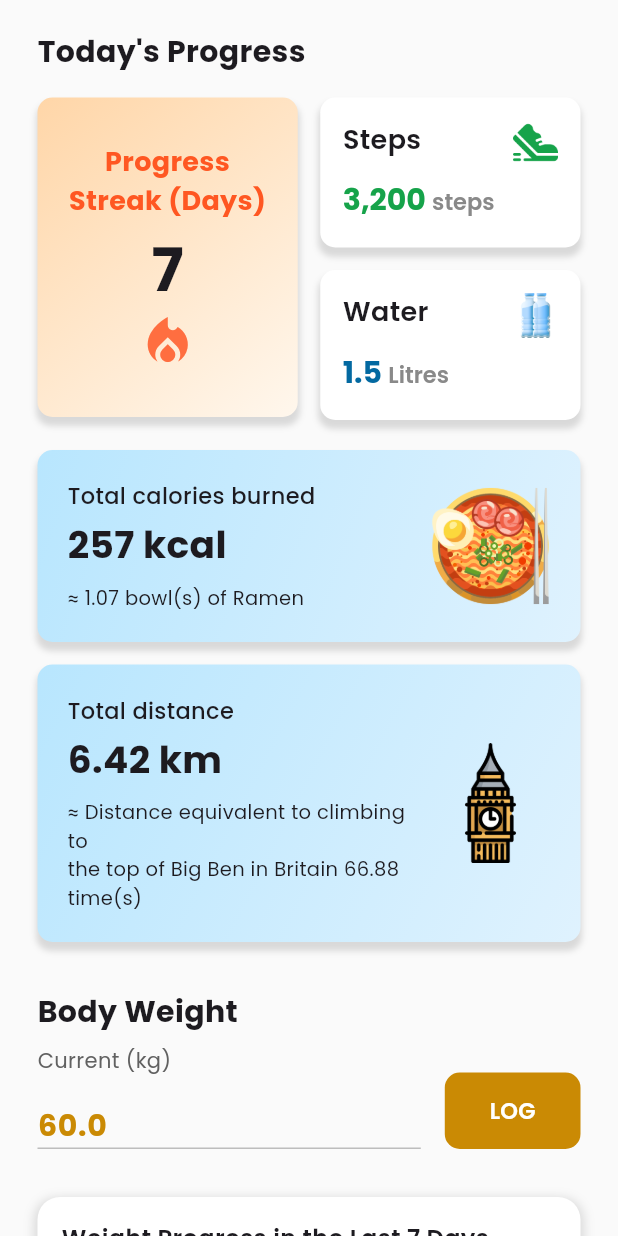
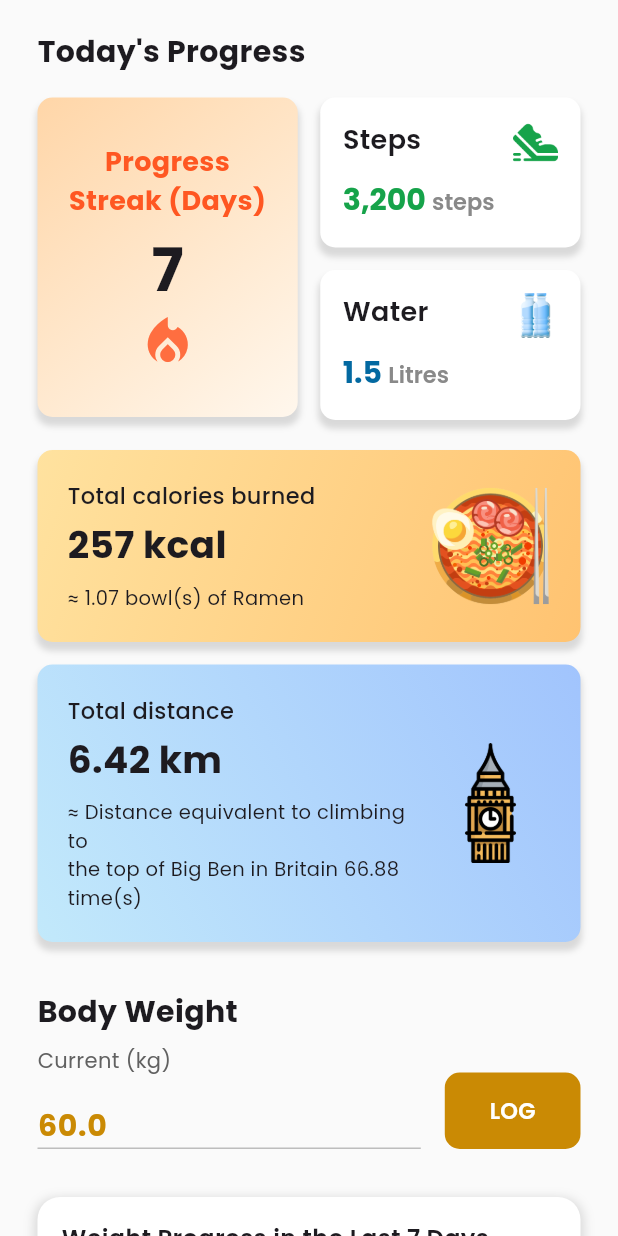
Before and after one commit to evelyn-zhan/cinnamon-health-app, a Flutter app: the ProgressTrackerScreen screen opened directly, on a phone screen of 412 x 824 dp. Run offline on Flutter 3.47's test engine with Material 3 defaults, Android fonts, the light colour scheme and no system bars; our stand-ins replace fl_chart, google_fonts.

Commit message:
add selecting date and time feature to to do list

```diff
--- a/lib/components/exercise_card.dart
+++ b/lib/components/exercise_card.dart
@@ -6,9 +6,7 @@ class ExerciseCard extends StatelessWidget {
   final String title;
   final String value;
   final String valueSuffix;
-  // final Color backgroundColor;
   final Color valueColor;
-  // final Color shadowColor;
 
   const ExerciseCard({
     Key? key,
@@ -16,9 +14,7 @@ class ExerciseCard extends StatelessWidget {
     required this.title,
     required this.value,
     required this.valueSuffix,
-    // required this.backgroundColor,
     required this.valueColor,
-    // required this.shadowColor,
   }) : super(key: key);
 
   @override
--- a/lib/components/info_card.dart
+++ b/lib/components/info_card.dart
@@ -17,8 +17,8 @@ class InfoCard extends StatelessWidget {
     required this.comparisonText,
     required this.imageAsset,
     required this.gradientColors,
-    this.beginGradient = Alignment.topLeft,
-    this.endGradient = Alignment.bottomRight,
+    required this.beginGradient,
+    required this.endGradient,
   }) : super(key: key);
 
   @override
--- a/lib/providers/todo_provider.dart
+++ b/lib/providers/todo_provider.dart
@@ -13,7 +13,7 @@ class TodoProvider with ChangeNotifier {
     notifyListeners();
   }
 
-  void addTask(String title, String? category) {
+  void addTask(String title, String? category, String date) {
     Color categoryColor;
 
     if (category == "Fitness") {
@@ -30,7 +30,8 @@ class TodoProvider with ChangeNotifier {
       "title": title,
       "category": category,
       "color": categoryColor,
-      "done": false
+      "done": false,
+      "date": date
     });
 
     recalculateCounts();
--- a/lib/screens/progress.dart
+++ b/lib/screens/progress.dart
@@ -38,9 +38,10 @@ class ProgressTrackerScreenState extends State<ProgressTrackerScreen> {
     final Color nutritionColor = Color(0xFF16A34A);
     final Color selfCareColor = Color(0xFFCA8A04);
 
-    final List<Color> gradientColors = [Color(0xFFB8E6FE), Color(0xFFDFF2FE)];
-    final Alignment beginGradient = Alignment.topLeft;
-    final Alignment endGradient = Alignment.bottomRight;
+    // final List<Color> gradientColors = [Color(0xFFB8E6FE), Color(0xFFDFF2FE)];
+    final List<Color> gradientColors = [Color(0xFFa1c4fd), Color(0xFFc2e9fb)];
+    // final Alignment beginGradient = Alignment.topLeft;
+    // final Alignment endGradient = Alignment.bottomRight;
 
     final double totalCaloriesBurned = 257.0;
     final double ramenCalories = 240.0;
@@ -73,8 +74,8 @@ class ProgressTrackerScreenState extends State<ProgressTrackerScreen> {
                       decoration: BoxDecoration(
                         gradient: LinearGradient(
                           colors: [Color(0xFFffd6a8), Color(0xFFfff7ed)],
-                          begin: beginGradient,
-                          end: endGradient,
+                          begin: Alignment.topLeft,
+                          end: Alignment.bottomRight,
                         ),
                         color: Theme.of(context).canvasColor,
                         borderRadius: BorderRadius.circular(10),
@@ -132,7 +133,9 @@ class ProgressTrackerScreenState extends State<ProgressTrackerScreen> {
                 value: "${totalCaloriesBurned.toStringAsFixed(0)} kcal",
                 comparisonText: "≈ ${ramenEquivalent.toStringAsFixed(2)} bowl(s) of Ramen",
                 imageAsset: "assets/images/ramen.png",
-                gradientColors: gradientColors
+                gradientColors: [Color(0xFFFFE29F), Color(0xFFFFC371)],
+                beginGradient: Alignment.topLeft,
+                endGradient: Alignment.bottomRight
               ),
               SizedBox(height: 15),
               InfoCard(
@@ -140,7 +143,9 @@ class ProgressTrackerScreenState extends State<ProgressTrackerScreen> {
                 value: "${totalDistanceKm.toStringAsFixed(2)} km",
                 comparisonText: "≈ Distance equivalent to climbing to\nthe top of Big Ben in Britain ${bigBenEquivalent.toStringAsFixed(2)} time(s)",
                 imageAsset: "assets/images/big-ben.png",
-                gradientColors: gradientColors
+                gradientColors: [Color(0xFFa1c4fd), Color(0xFFc2e9fb)],
+                beginGradient: Alignment.topRight,
+                endGradient: Alignment.bottomLeft
               ),
               SizedBox(height: 32),
               Text(
--- a/lib/utils/chart_data.dart
+++ b/lib/utils/chart_data.dart
@@ -58,12 +58,12 @@ LineChartData getWeightChartData(List<FlSpot> spots, List<String> dateLabels, Co
             if (index >= 0 && index < dateLabels.length) {
               text = dateLabels[index];
             } else {
-              text = '';
+              text = "";
             }
             return SideTitleWidget(
-              child: Text(text, style: style, textAlign: TextAlign.center),
               meta: meta,
               space: 15.0,
+              child: Text(text, style: style, textAlign: TextAlign.center)
             );
           },
         ),
@@ -98,6 +98,21 @@ LineChartData getWeightChartData(List<FlSpot> spots, List<String> dateLabels, Co
     maxX: 6,
     minY: minYValue,
     maxY: maxYValue,
+    lineTouchData: LineTouchData(
+      enabled: true,
+      handleBuiltInTouches: true,
+      touchTooltipData: LineTouchTooltipData(
+        tooltipPadding: EdgeInsets.symmetric(horizontal: 12, vertical: 6),
+        getTooltipItems: (touchedSpots) {
+          return touchedSpots.map((spot) {
+            return LineTooltipItem(
+              spot.y.toStringAsFixed(1),
+              TextStyle(color: Colors.white, fontWeight: FontWeight.bold, fontSize: 14),
+            );
+          }).toList();
+        },
+      ),
+    ),
     lineBarsData: [
       LineChartBarData(
         spots: spots,
--- a/pubspec.yaml
+++ b/pubspec.yaml
@@ -35,6 +35,8 @@ dependencies:
   cupertino_icons: ^1.0.8
   google_fonts: ^6.2.1
   provider: ^6.1.4
+  fl_chart: ^1.0.0
+  intl: ^0.20.2
 
 dev_dependencies:
   flutter_test:
```
Also changed, not shown: lib/components/add_task_bottom_sheet.dart (+97 -2 lines), lib/components/todo_card.dart (+9 -1 lines), pubspec.lock.
